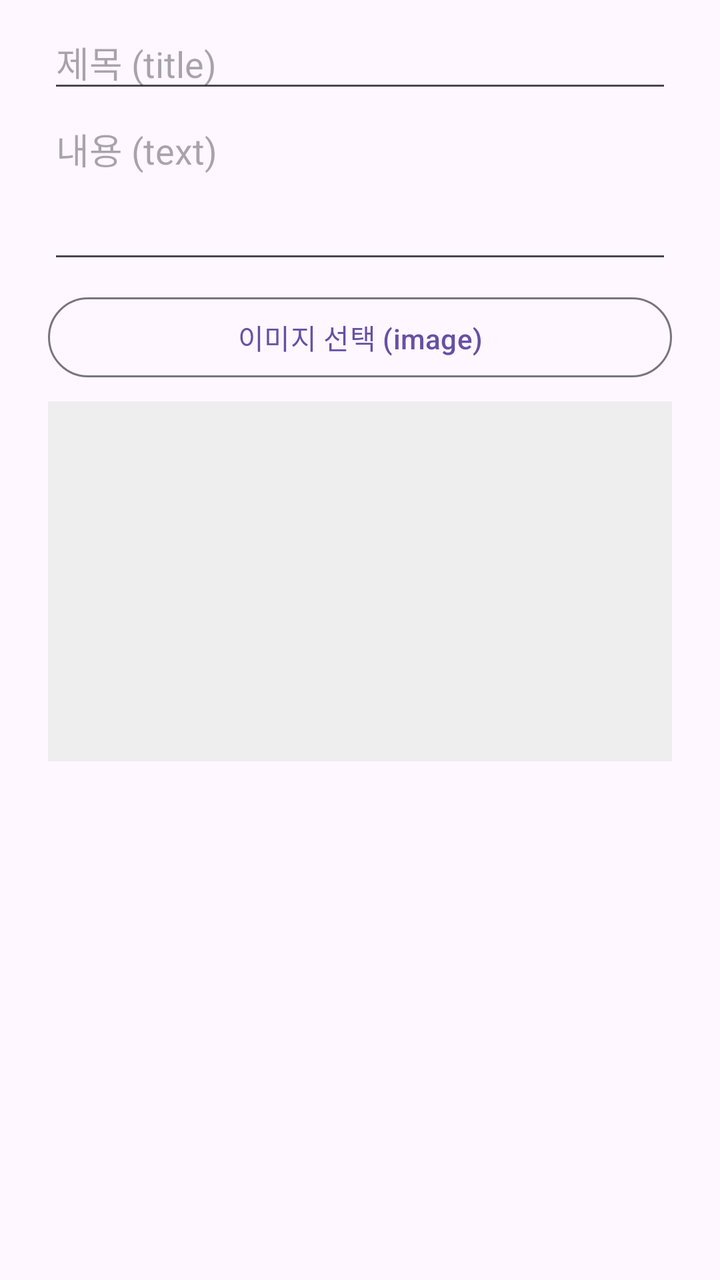
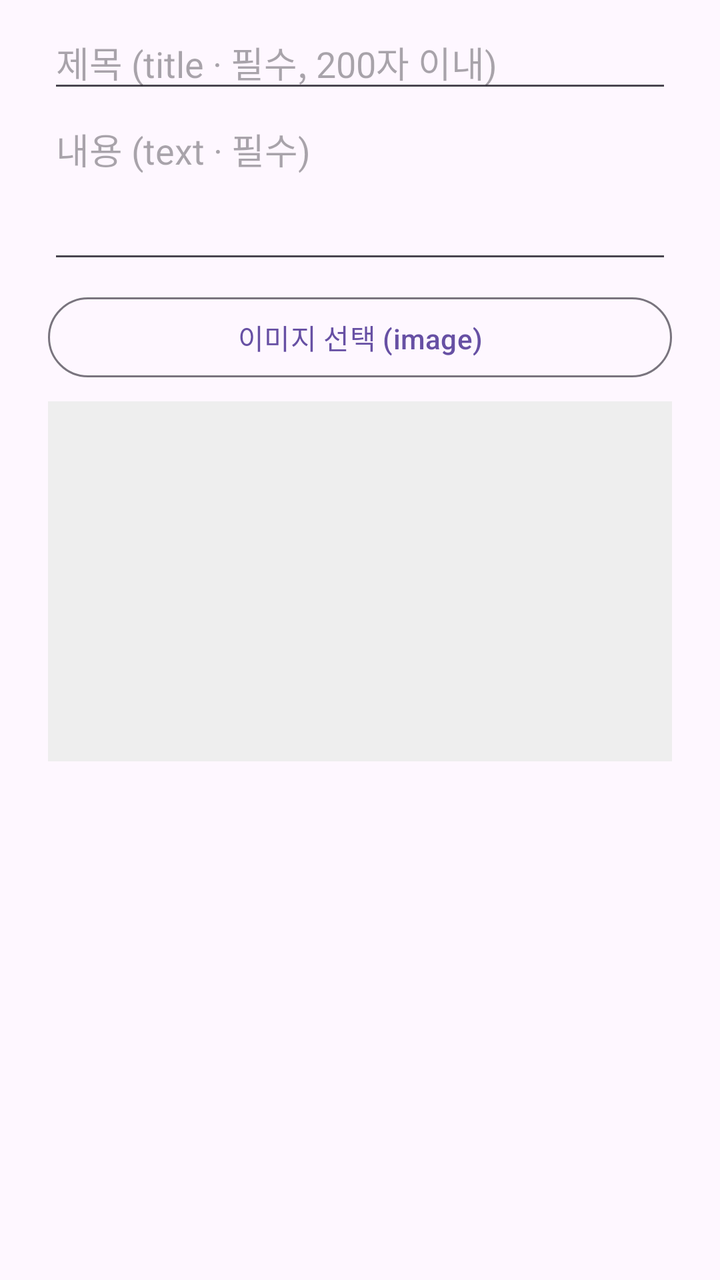

Compare the two renders of this Android layout. The source of the first and the diff that turns it into the second are given below.
<!-- AndroidManifest.xml: application theme AppTheme -->
<!-- res/layout/dialog_upload.xml -->
<?xml version="1.0" encoding="utf-8"?>
<ScrollView xmlns:android="http://schemas.android.com/apk/res/android"
    android:layout_width="match_parent"
    android:layout_height="wrap_content">

    <LinearLayout
        android:layout_width="match_parent"
        android:layout_height="wrap_content"
        android:orientation="vertical"
        android:paddingHorizontal="24dp"
        android:paddingTop="8dp">

        <EditText
            android:id="@+id/editTitle"
            android:layout_width="match_parent"
            android:layout_height="wrap_content"
            android:hint="제목 (title)"
            android:importantForAutofill="no"
            android:inputType="text"
            android:maxLength="200" />

        <EditText
            android:id="@+id/editText"
            android:layout_width="match_parent"
            android:layout_height="wrap_content"
            android:gravity="top"
            android:hint="내용 (text)"
            android:importantForAutofill="no"
            android:inputType="textMultiLine"
            android:minLines="3" />

        <Button
            android:id="@+id/btnPickImage"
            style="@style/Widget.Material3.Button.OutlinedButton"
            android:layout_width="match_parent"
            android:layout_height="wrap_content"
            android:layout_marginTop="8dp"
            android:text="이미지 선택 (image)" />

        <ImageView
            android:id="@+id/imagePreview"
            android:layout_width="match_parent"
            android:layout_height="180dp"
            android:layout_marginTop="8dp"
            android:background="#EEEEEE"
            android:contentDescription="@null"
            android:scaleType="centerCrop" />
    </LinearLayout>
</ScrollView>
<!-- resources referenced by this layout -->
<resources>
  <style name="AppTheme" parent="Theme.Material3.Light.NoActionBar">
          <item name="colorPrimary">#6750A4</item>
      </style>
</resources>

<!-- the commit's change to res/layout/dialog_upload.xml (unified diff, before → after) -->
@@ -14,7 +14,7 @@
             android:id="@+id/editTitle"
             android:layout_width="match_parent"
             android:layout_height="wrap_content"
-            android:hint="제목 (title)"
+            android:hint="제목 (title · 필수, 200자 이내)"
             android:importantForAutofill="no"
             android:inputType="text"
             android:maxLength="200" />
@@ -24,7 +24,7 @@
             android:layout_width="match_parent"
             android:layout_height="wrap_content"
             android:gravity="top"
-            android:hint="내용 (text)"
+            android:hint="내용 (text · 필수)"
             android:importantForAutofill="no"
             android:inputType="textMultiLine"
             android:minLines="3" />
